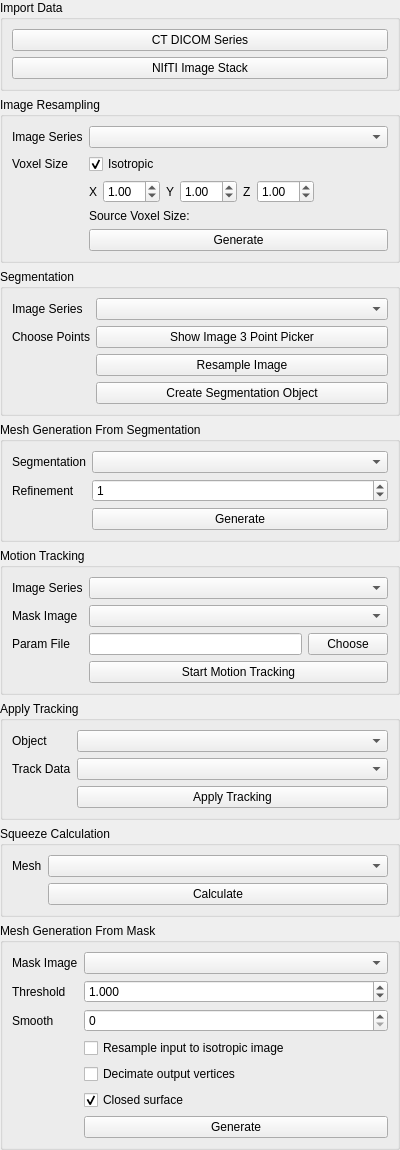
Above: src/ui/CTMotionProp.ui from ericspod/Eidolon before the change. Below: the same form after it.
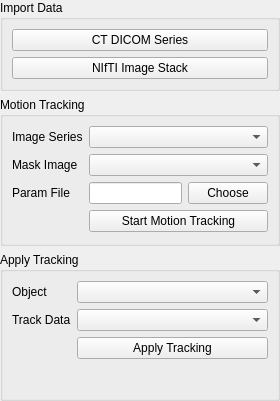
That is the form after the change.

Commit message: Adding CT motion tracking back in

```diff
--- a/src/ui/CTMotionProp.ui
+++ b/src/ui/CTMotionProp.ui
@@ -6,8 +6,8 @@
    <rect>
     <x>0</x>
     <y>0</y>
-    <width>400</width>
-    <height>1067</height>
+    <width>280</width>
+    <height>401</height>
    </rect>
   </property>
   <property name="windowTitle">
@@ -46,284 +46,6 @@
      </layout>
     </widget>
    </item>
-   <item>
-    <widget class="QGroupBox" name="groupBox_5">
-     <property name="title">
-      <string>Image Resampling</string>
-     </property>
-     <layout class="QFormLayout" name="formLayout_2">
-      <property name="fieldGrowthPolicy">
-       <enum>QFormLayout::AllNonFixedFieldsGrow</enum>
-      </property>
-      <item row="0" column="0">
-       <widget class="QLabel" name="label_4">
-        <property name="text">
-         <string>Image Series</string>
-        </property>
-       </widget>
-      </item>
-      <item row="0" column="1">
-       <widget class="QComboBox" name="resampleImgBox">
-        <property name="sizePolicy">
-         <sizepolicy hsizetype="Expanding" vsizetype="Fixed">
-          <horstretch>0</horstretch>
-          <verstretch>0</verstretch>
-         </sizepolicy>
-        </property>
-       </widget>
-      </item>
-      <item row="1" column="0">
-       <widget class="QLabel" name="label_5">
-        <property name="text">
-         <string>Voxel Size</string>
-        </property>
-       </widget>
-      </item>
-      <item row="3" column="1">
-       <widget class="QLabel" name="srcVoxelLabel">
-        <property name="text">
-         <string>Source Voxel Size:</string>
-        </property>
-       </widget>
-      </item>
-      <item row="1" column="1">
-       <layout class="QHBoxLayout" name="horizontalLayout">
-        <item>
-         <widget class="QCheckBox" name="isotropicBox">
-          <property name="text">
-           <string>Isotropic</string>
-          </property>
-          <property name="checked">
-           <bool>true</bool>
-          </property>
-         </widget>
-        </item>
-       </layout>
-      </item>
-      <item row="5" column="1">
-       <widget class="QPushButton" name="resampleButton">
-        <property name="sizePolicy">
-         <sizepolicy hsizetype="Expanding" vsizetype="Fixed">
-          <horstretch>0</horstretch>
-          <verstretch>0</verstretch>
-         </sizepolicy>
-        </property>
-        <property name="text">
-         <string>Generate</string>
-        </property>
-       </widget>
-      </item>
-      <item row="2" column="1">
-       <layout class="QHBoxLayout" name="horizontalLayout_3">
-        <property name="topMargin">
-         <number>0</number>
-        </property>
-        <item>
-         <widget class="QLabel" name="label_6">
-          <property name="text">
-           <string>X</string>
-          </property>
-         </widget>
-        </item>
-        <item>
-         <widget class="QDoubleSpinBox" name="voxXBox">
-          <property name="minimum">
-           <double>0.010000000000000</double>
-          </property>
-          <property name="maximum">
-           <double>20.000000000000000</double>
-          </property>
-          <property name="singleStep">
-           <double>0.100000000000000</double>
-          </property>
-          <property name="value">
-           <double>1.000000000000000</double>
-          </property>
-         </widget>
-        </item>
-        <item>
-         <widget class="QLabel" name="label_7">
-          <property name="text">
-           <string>Y</string>
-          </property>
-         </widget>
-        </item>
-        <item>
-         <widget class="QDoubleSpinBox" name="voxYBox">
-          <property name="minimum">
-           <double>0.010000000000000</double>
-          </property>
-          <property name="maximum">
-           <double>20.000000000000000</double>
-          </property>
-          <property name="singleStep">
-           <double>0.100000000000000</double>
-          </property>
-          <property name="value">
-           <double>1.000000000000000</double>
-          </property>
-         </widget>
-        </item>
-        <item>
-         <widget class="QLabel" name="label_8">
-          <property name="text">
-           <string>Z</string>
-          </property>
-         </widget>
-        </item>
-        <item>
-         <widget class="QDoubleSpinBox" name="voxZBox">
-          <property name="minimum">
-           <double>0.010000000000000</double>
-          </property>
-          <property name="maximum">
-           <double>20.000000000000000</double>
-          </property>
-          <property name="singleStep">
-           <double>0.100000000000000</double>
-          </property>
-          <property name="value">
-           <double>1.000000000000000</double>
-          </property>
-         </widget>
-        </item>
-        <item>
-         <spacer name="horizontalSpacer">
-          <property name="orientation">
-           <enum>Qt::Horizontal</enum>
-          </property>
-          <property name="sizeHint" stdset="0">
-           <size>
-            <width>40</width>
-            <height>20</height>
-           </size>
-          </property>
-         </spacer>
-        </item>
-       </layout>
-      </item>
-     </layout>
-    </widget>
-   </item>
-   <item>
-    <widget class="QGroupBox" name="groupBox_7">
-     <property name="title">
-      <string>Segmentation</string>
-     </property>
-     <layout class="QFormLayout" name="formLayout_5">
-      <property name="fieldGrowthPolicy">
-       <enum>QFormLayout::AllNonFixedFieldsGrow</enum>
-      </property>
-      <item row="0" column="1">
-       <widget class="QComboBox" name="choose3ptImgBox">
-        <property name="sizePolicy">
-         <sizepolicy hsizetype="Expanding" vsizetype="Fixed">
-          <horstretch>0</horstretch>
-          <verstretch>0</verstretch>
-         </sizepolicy>
-        </property>
-       </widget>
-      </item>
-      <item row="1" column="0">
-       <widget class="QLabel" name="label_14">
-        <property name="text">
-         <string>Choose Points</string>
-        </property>
-       </widget>
-      </item>
-      <item row="1" column="1">
-       <widget class="QPushButton" name="show3ptButton">
-        <property name="text">
-         <string>Show Image 3 Point Picker</string>
-        </property>
-       </widget>
-      </item>
-      <item row="0" column="0">
-       <widget class="QLabel" name="label_15">
-        <property name="text">
-         <string>Image Series</string>
-        </property>
-       </widget>
-      </item>
-      <item row="2" column="1">
-       <widget class="QPushButton" name="resample3ptButton">
-        <property name="text">
-         <string>Resample Image</string>
-        </property>
-       </widget>
-      </item>
-      <item row="3" column="1">
-       <widget class="QPushButton" name="createSegButton">
-        <property name="text">
-         <string>Create Segmentation Object</string>
-        </property>
-       </widget>
-      </item>
-     </layout>
-    </widget>
-   </item>
-   <item>
-    <widget class="QGroupBox" name="groupBox_8">
-     <property name="title">
-      <string>Mesh Generation From Segmentation</string>
-     </property>
-     <layout class="QFormLayout" name="formLayout_6">
-      <item row="0" column="0">
-       <widget class="QLabel" name="label_16">
-        <property name="text">
-         <string>Segmentation</string>
-        </property>
-       </widget>
-      </item>
-      <item row="0" column="1">
-       <widget class="QComboBox" name="genMeshSegBox">
-        <property name="sizePolicy">
-         <sizepolicy hsizetype="Expanding" vsizetype="Fixed">
-          <horstretch>0</horstretch>
-          <verstretch>0</verstretch>
-         </sizepolicy>
-        </property>
-       </widget>
-      </item>
-      <item row="1" column="0">
-       <widget class="QLabel" name="label_17">
-        <property name="text">
-         <string>Refinement</string>
-        </property>
-       </widget>
-      </item>
-      <item row="1" column="1">
-       <widget class="QSpinBox" name="genMeshRefineBox">
-        <property name="sizePolicy">
-         <sizepolicy hsizetype="Expanding" vsizetype="Fixed">
-          <horstretch>0</horstretch>
-          <verstretch>0</verstretch>
-         </sizepolicy>
-        </property>
-        <property name="maximum">
-         <number>7</number>
-        </property>
-        <property name="value">
-         <number>1</number>
-        </property>
-       </widget>
-      </item>
-      <item row="2" column="1">
-       <widget class="QPushButton" name="genMeshSegButton">
-        <property name="sizePolicy">
-         <sizepolicy hsizetype="Expanding" vsizetype="Fixed">
-          <horstretch>0</horstretch>
-          <verstretch>0</verstretch>
-         </sizepolicy>
-        </property>
-        <property name="text">
-         <string>Generate</string>
-        </property>
-       </widget>
-      </item>
-     </layout>
-    </widget>
-   </item>
    <item>
     <widget class="QGroupBox" name="groupBox_2">
      <property name="title">
@@ -460,163 +182,6 @@
      </layout>
     </widget>
    </item>
-   <item>
-    <widget class="QGroupBox" name="groupBox_3">
-     <property name="title">
-      <string>Squeeze Calculation</string>
-     </property>
-     <layout class="QFormLayout" name="formLayout_7">
-      <item row="0" column="0">
-       <widget class="QLabel" name="label_13">
-        <property name="text">
-         <string>Mesh</string>
-        </property>
-       </widget>
-      </item>
-      <item row="0" column="1">
-       <widget class="QComboBox" name="meshSqueezeBox">
-        <property name="sizePolicy">
-         <sizepolicy hsizetype="Expanding" vsizetype="Fixed">
-          <horstretch>0</horstretch>
-          <verstretch>0</verstretch>
-         </sizepolicy>
-        </property>
-       </widget>
-      </item>
-      <item row="1" column="1">
-       <widget class="QPushButton" name="squeezeButton">
-        <property name="sizePolicy">
-         <sizepolicy hsizetype="Expanding" vsizetype="Fixed">
-          <horstretch>0</horstretch>
-          <verstretch>0</verstretch>
-         </sizepolicy>
-        </property>
-        <property name="text">
-         <string>Calculate</string>
-        </property>
-       </widget>
-      </item>
-     </layout>
-    </widget>
-   </item>
-   <item>
-    <widget class="QGroupBox" name="meshMaskGenGroup">
-     <property name="title">
-      <string>Mesh Generation From Mask</string>
-     </property>
-     <layout class="QFormLayout" name="formLayout">
-      <item row="0" column="0">
-       <widget class="QLabel" name="label">
-        <property name="minimumSize">
-         <size>
-          <width>62</width>
-          <height>0</height>
-         </size>
-        </property>
-        <property name="sizeIncrement">
-         <size>
-          <width>0</width>
-          <height>0</height>
-         </size>
-        </property>
-        <property name="text">
-         <string>Mask Image</string>
-        </property>
-       </widget>
-      </item>
-      <item row="0" column="1">
-       <widget class="QComboBox" name="meshMaskBox">
-        <property name="sizePolicy">
-         <sizepolicy hsizetype="Expanding" vsizetype="Fixed">
-          <horstretch>0</horstretch>
-          <verstretch>0</verstretch>
-         </sizepolicy>
-        </property>
-       </widget>
-      </item>
-      <item row="1" column="0">
-       <widget class="QLabel" name="label_2">
-        <property name="text">
-         <string>Threshold</string>
-        </property>
-       </widget>
-      </item>
-      <item row="1" column="1">
-       <widget class="QDoubleSpinBox" name="thresholdBox">
-        <property name="sizePolicy">
-         <sizepolicy hsizetype="Expanding" vsizetype="Fixed">
-          <horstretch>0</horstretch>
-          <verstretch>0</verstretch>
-         </sizepolicy>
-        </property>
-        <property name="decimals">
-         <number>3</number>
-        </property>
-        <property name="maximum">
-         <double>9999.989999999999782</double>
-        </property>
-        <property name="value">
-         <double>1.000000000000000</double>
-        </property>
-       </widget>
-      </item>
-      <item row="2" column="0">
-       <widget class="QLabel" name="label_3">
-        <property name="text">
-         <string>Smooth</string>
-        </property>
-       </widget>
-      </item>
-      <item row="2" column="1">
-       <widget class="QSpinBox" name="smoothBox">
-        <property name="sizePolicy">
-         <sizepolicy hsizetype="Expanding" vsizetype="Fixed">
-          <horstretch>0</horstretch>
-          <verstretch>0</verstretch>
-         </sizepolicy>
-        </property>
-       </widget>
-      </item>
-      <item row="3" column="1">
-       <widget class="QCheckBox" name="resampleCheck">
-        <property name="text">
-         <string>Resample input to isotropic image</string>
-        </property>
-       </widget>
-      </item>
-      <item row="4" column="1">
-       <widget class="QCheckBox" name="decimateCheck">
-        <property name="text">
-         <string>Decimate output vertices</string>
-        </property>
-       </widget>
-      </item>
-      <item row="5" column="1">
-       <widget class="QCheckBox" name="closedCheck">
-        <property name="text">
-         <string>Closed surface</string>
-        </property>
-        <property name="checked">
-         <bool>true</bool>
-        </property>
-       </widget>
-      </item>
-      <item row="6" column="1">
-       <widget class="QPushButton" name="genMeshButton">
-        <property name="sizePolicy">
-         <sizepolicy hsizetype="Expanding" vsizetype="Fixed">
-          <horstretch>0</horstretch>
-          <verstretch>0</verstretch>
-         </sizepolicy>
-        </property>
-        <property name="text">
-         <string>Generate</string>
-        </property>
-       </widget>
-      </item>
-     </layout>
-    </widget>
-   </item>
   </layout>
  </widget>
  <resources/>
```
The commit also changes 9 other files.
